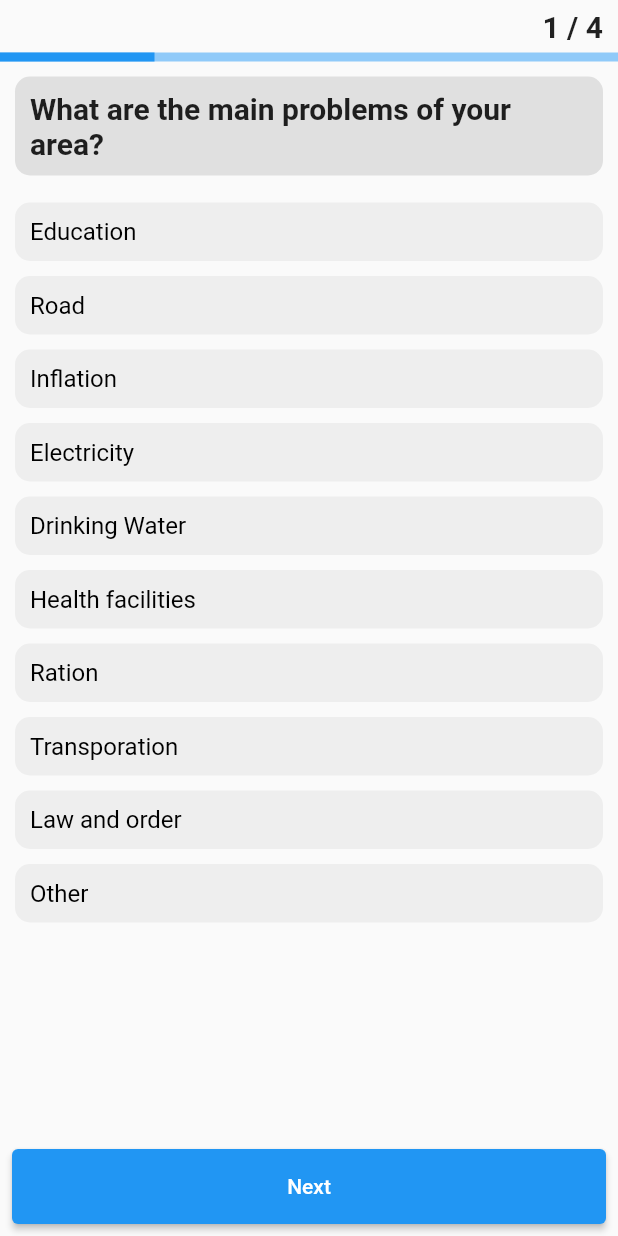
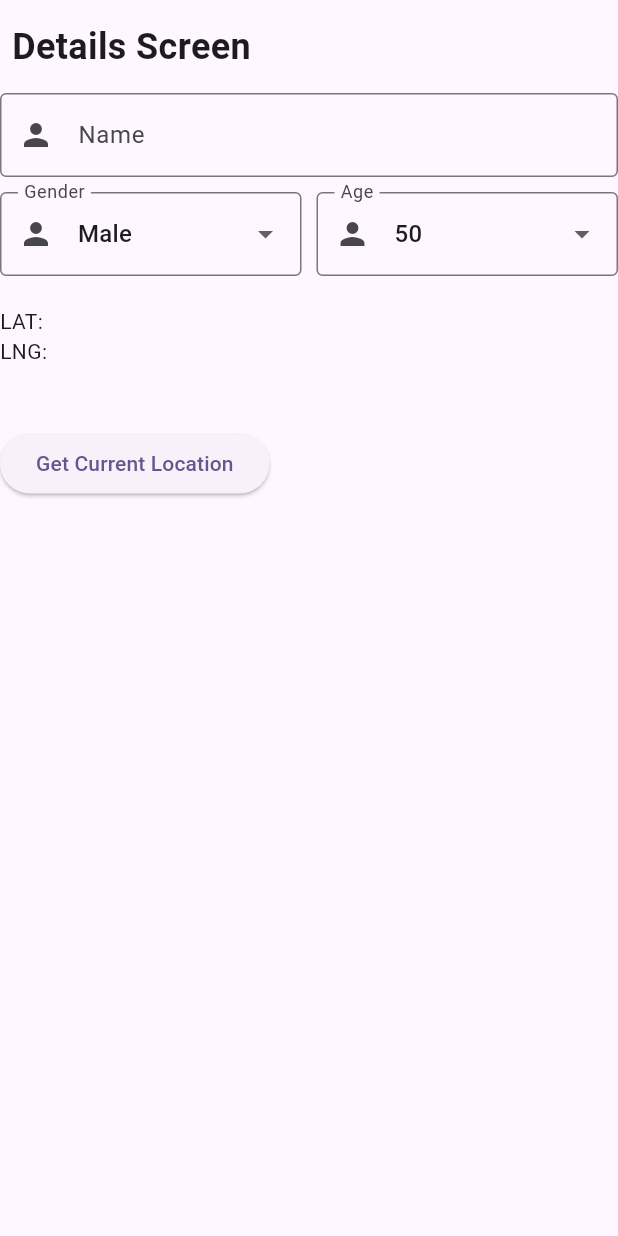
Before and after one commit to InsaneAndroidDevelopers/Shining-India-Survey, a Flutter app: the screen it shows after launch, after a tap on "Take a Survey", on a phone screen of 412 x 824 dp. Run offline on Flutter 3.47's test engine with Material 2 defaults, Android fonts, the phone set to English and light mode, and no system bars; our stand-ins replace email_validator, geocoding, geolocator.

Commit message:
others details screen changes added

```diff
--- a/lib/main.dart
+++ b/lib/main.dart
@@ -1,4 +1,5 @@
 import 'package:flutter/material.dart';
+import 'package:shining_india_survey/login_screen.dart';
 import 'package:shining_india_survey/splash_screen.dart';
 import 'package:shining_india_survey/surveyor/survey_screen.dart';
 import 'package:shining_india_survey/surveyor/surveyor_home_screen.dart';
@@ -14,6 +15,10 @@ class MyApp extends StatelessWidget {
   Widget build(BuildContext context) {
     return MaterialApp(
       title: 'Shining India Survey',
+      theme: ThemeData(
+        colorScheme: ColorScheme.fromSeed(seedColor: Colors.deepPurple),
+        useMaterial3: true
+      ),
       debugShowCheckedModeBanner: false,
       home: SurveyorHomeScreen()
     );
--- a/lib/models/Question.dart
+++ /dev/null
@@ -1,38 +0,0 @@
-class Question {
-  final String id;
-  final String questionText;
-  final List<String> options;
-  final bool isMultiCorrect;
-
-  Question({required this.id, required this.questionText, required this.options, required this.isMultiCorrect});
-}
-
-List<Question> ques = [
-  Question(
-    id: '100',
-    questionText: 'What are the main problems of your area?',
-    options: [
-      "Education", "Road", "Inflation", "Electricity", "Drinking Water",
-      "Health facilities", "Ration", "Transporation", "Law and order", "Other"
-    ],
-    isMultiCorrect: true,
-  ),
-  Question(
-    id: '101',
-    questionText: 'Are you getting benefits of Government Welfare Scheme facilities?',
-    options: ["Yes", "No", "Can't say"],
-    isMultiCorrect: false
-  ),
-  Question(
-    id: '102',
-    questionText: 'Does your MLA come to visit the area, does he meet the common people easily?',
-    options: ["Yes", "No", "Can't say"],
-    isMultiCorrect: false
-  ),
-  Question(
-    id: '103',
-    questionText: 'How is the performance of your area MLA?',
-    options: ["Excellent", "Good", "Average", "Bad", "Worst"],
-    isMultiCorrect: false
-  )
-];
--- /dev/null
+++ b/lib/surveyor/details_screen.dart
@@ -0,0 +1,198 @@
+import 'package:flutter/material.dart';
+import 'package:geocoding/geocoding.dart';
+import 'package:geolocator/geolocator.dart';
+
+class DetailsScreen extends StatefulWidget {
+  const DetailsScreen({super.key});
+
+  @override
+  State<DetailsScreen> createState() => _DetailsScreenState();
+}
+
+class _DetailsScreenState extends State<DetailsScreen> {
+
+  final nameController = TextEditingController();
+
+  int _dropDownGenderValue = 0;
+  int _dropDownAgeValue = 50;
+  List<String> items = ['Male', 'Female', 'Others'];
+
+  String? _currentAddress;
+  Position? _currentPosition;
+
+  Future<bool> _handleLocationPermission() async {
+    bool serviceEnabled;
+    LocationPermission permission;
+
+    serviceEnabled = await Geolocator.isLocationServiceEnabled();
+    if (!serviceEnabled) {
+      ScaffoldMessenger.of(context).showSnackBar(const SnackBar(
+          content: Text(
+              'Location services are disabled. Please enable the services'
+          )
+        )
+      );
+      return false;
+    }
+    permission = await Geolocator.checkPermission();
+    if (permission == LocationPermission.denied) {
+      permission = await Geolocator.requestPermission();
+      if (permission == LocationPermission.denied) {
+        ScaffoldMessenger.of(context).showSnackBar(
+            const SnackBar(content: Text('Location permissions are denied')));
+        return false;
+      }
+    }
+    if (permission == LocationPermission.deniedForever) {
+      ScaffoldMessenger.of(context).showSnackBar(const SnackBar(
+          content: Text(
+              'Location permissions are permanently denied, we cannot request permissions.')));
+      return false;
+    }
+    return true;
+  }
+
+  Future<void> _getCurrentPosition() async {
+    final hasPermission = await _handleLocationPermission();
+    if (!hasPermission) return;
+    await Geolocator.getCurrentPosition(desiredAccuracy: LocationAccuracy.high)
+        .then((Position position) {
+      setState(() => _currentPosition = position);
+      _getAddressFromLatLng(_currentPosition!);
+    }).catchError((e) {
+      debugPrint(e);
+    });
+  }
+
+  Future<void> _getAddressFromLatLng(Position position) async {
+    await placemarkFromCoordinates(
+        _currentPosition!.latitude, _currentPosition!.longitude)
+        .then((List<Placemark> placemarks) {
+      Placemark place = placemarks[0];
+      print(placemarks.length);
+      setState(() {
+        _currentAddress =
+          'Name = ${place.name}\n'
+          'Sublocality = ${place.subLocality}\n'
+          'subAdministrative Area = ${place.subAdministrativeArea}\n'
+          'Postal Code = ${place.postalCode}\n'
+          'Administrative Area = ${place.administrativeArea}\n'
+          'Street = ${place.street}\n'
+          'isoCountryCode = ${place.isoCountryCode}\n'
+          'Locality = ${place.locality}\n'
+          'subThroughfare = ${place.subThoroughfare}\n'
+          'throughfare = ${place.thoroughfare}\n';
+      });
+    }).catchError((e) {
+      debugPrint(e);
+    });
+  }
+
+  @override
+  Widget build(BuildContext context) {
+    return Scaffold(
+      body: SafeArea(
+        child: SingleChildScrollView(
+          child: Column(
+            crossAxisAlignment: CrossAxisAlignment.start,
+            children: [
+              Padding(
+                padding: const EdgeInsets.symmetric(horizontal: 8, vertical: 14),
+                child: Text(
+                  'Details Screen',
+                  style: TextStyle(
+                      fontSize: 24,
+                      fontWeight: FontWeight.bold
+                  ),
+                ),
+              ),
+              Form(
+                child: Column(
+                  children: [
+                    TextFormField(
+                      controller: nameController,
+                      keyboardType: TextInputType.text,
+                      decoration: InputDecoration(
+                          border: OutlineInputBorder(),
+                          labelText: 'Name',
+                          prefixIcon: Icon(Icons.person)
+                      ),
+                    ),
+                    SizedBox(height: 10,),
+                    Row(
+                      children: [
+                        Expanded(
+                          child: DropdownButtonFormField(
+                            decoration: InputDecoration(
+                              labelText: 'Gender',
+                              border: OutlineInputBorder(),
+                              prefixIcon: Icon(Icons.person)
+                            ),
+                            value: _dropDownGenderValue,
+                            items: [
+                              DropdownMenuItem(
+                                child: Text('Male'),
+                                value: 0,
+                              ),
+                              DropdownMenuItem(
+                                child: Text('Female'),
+                                value: 1,
+                              ),
+                              DropdownMenuItem(
+                                child: Text('Others'),
+                                value: 2,
+                              ),
+                            ],
+                            onChanged: (value) {
+                              setState(() {
+                                _dropDownGenderValue = value ?? 0;
+                                print(value);
+                              });
+                            },
+                          )
+                        ),
+                        SizedBox(width: 10,),
+                        Expanded(
+                          child: DropdownButtonFormField(
+                            decoration: InputDecoration(
+                                labelText: 'Age',
+                                border: OutlineInputBorder(),
+                                prefixIcon: Icon(Icons.person)
+                            ),
+                            value: _dropDownAgeValue,
+                            items: List.generate(120, (i) => i+1)
+                              .map<DropdownMenuItem<int>>((int val) {
+                                return DropdownMenuItem<int>(
+                                  value: val,
+                                  child: Text(val.toString()),
+                                );
+                            }).toList(),
+                            onChanged: (value) {
+                              setState(() {
+                                _dropDownAgeValue = value ?? 0;
+                                print(value);
+                              });
+                            },
+                          )
+                        ),
+                      ],
+                    )
+                  ],
+                ),
+              ),
+              SizedBox(height: 20,),
+              Text('LAT: ${_currentPosition?.latitude ?? ""}'),
+              Text('LNG: ${_currentPosition?.longitude ?? ""}'),
+              Text(_currentAddress ?? "", textAlign: TextAlign.center,),
+              const SizedBox(height: 20),
+              ElevatedButton(
+                onPressed: _getCurrentPosition,
+                child: const Text("Get Current Location"),
+              )
+            ],
+          ),
+        ),
+      ),
+    );
+  }
+}
--- a/lib/surveyor/survey_screen.dart
+++ b/lib/surveyor/survey_screen.dart
@@ -2,7 +2,7 @@ import 'package:flutter/material.dart';
 import 'package:shining_india_survey/surveyor/survey_result_screen.dart';
 import 'package:shining_india_survey/surveyor/surveyor_home_screen.dart';
 import 'package:shining_india_survey/surveyor/widgets/question_widget.dart';
-import '../models/Question.dart';
+import '../models/question.dart';
 
 class SurveyScreen extends StatefulWidget {
   const SurveyScreen({super.key});
--- a/lib/surveyor/surveyor_home_screen.dart
+++ b/lib/surveyor/surveyor_home_screen.dart
@@ -1,4 +1,5 @@
 import 'package:flutter/material.dart';
+import 'package:shining_india_survey/surveyor/details_screen.dart';
 import 'package:shining_india_survey/surveyor/survey_screen.dart';
 
 class SurveyorHomeScreen extends StatefulWidget {
@@ -32,7 +33,7 @@ class _SurveyorHomeScreenState extends State<SurveyorHomeScreen> {
                   minimumSize: Size.fromHeight(50)
                 ),
                 onPressed: (){
-                  Navigator.push(context, MaterialPageRoute(builder: (context) => SurveyScreen()));
+                  Navigator.push(context, MaterialPageRoute(builder: (context) => DetailsScreen()));
                 },
                 child: Text(
                   'Take a Survey'
--- a/pubspec.yaml
+++ b/pubspec.yaml
@@ -36,6 +36,8 @@ dependencies:
   # Use with the CupertinoIcons class for iOS style icons.
   cupertino_icons: ^1.0.2
   email_validator: ^2.1.17
+  geocoding: ^2.1.0
+  geolocator: ^9.0.2
 
 dev_dependencies:
   flutter_test:
```
Also changed, not shown: lib/models/question.dart (added, +66 -0 lines), lib/surveyor/widgets/option_widget.dart (+63 -5 lines), lib/surveyor/widgets/question_widget.dart (+5 -2 lines), pubspec.lock, 1 other file.
